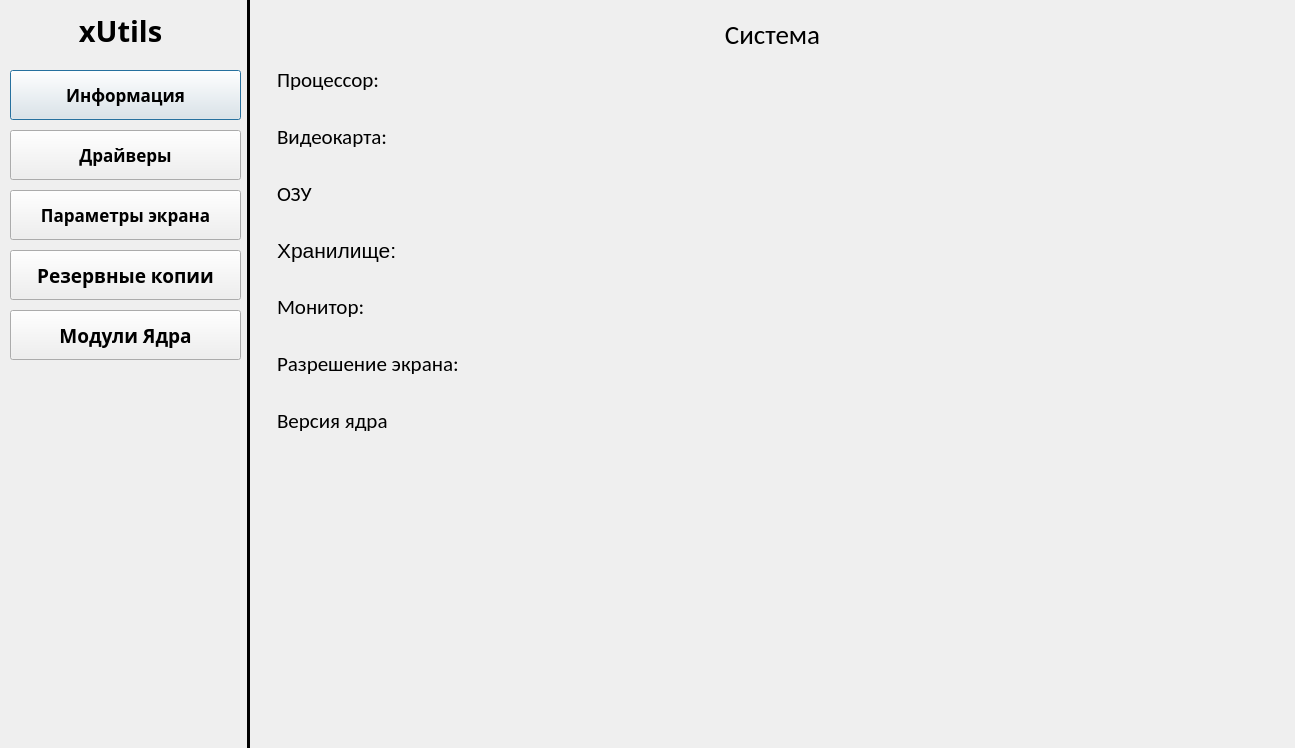
This is ui/mainwindow.ui in Ilase/xUtiles as Qt 5 draws it before an edit. The edited form follows.
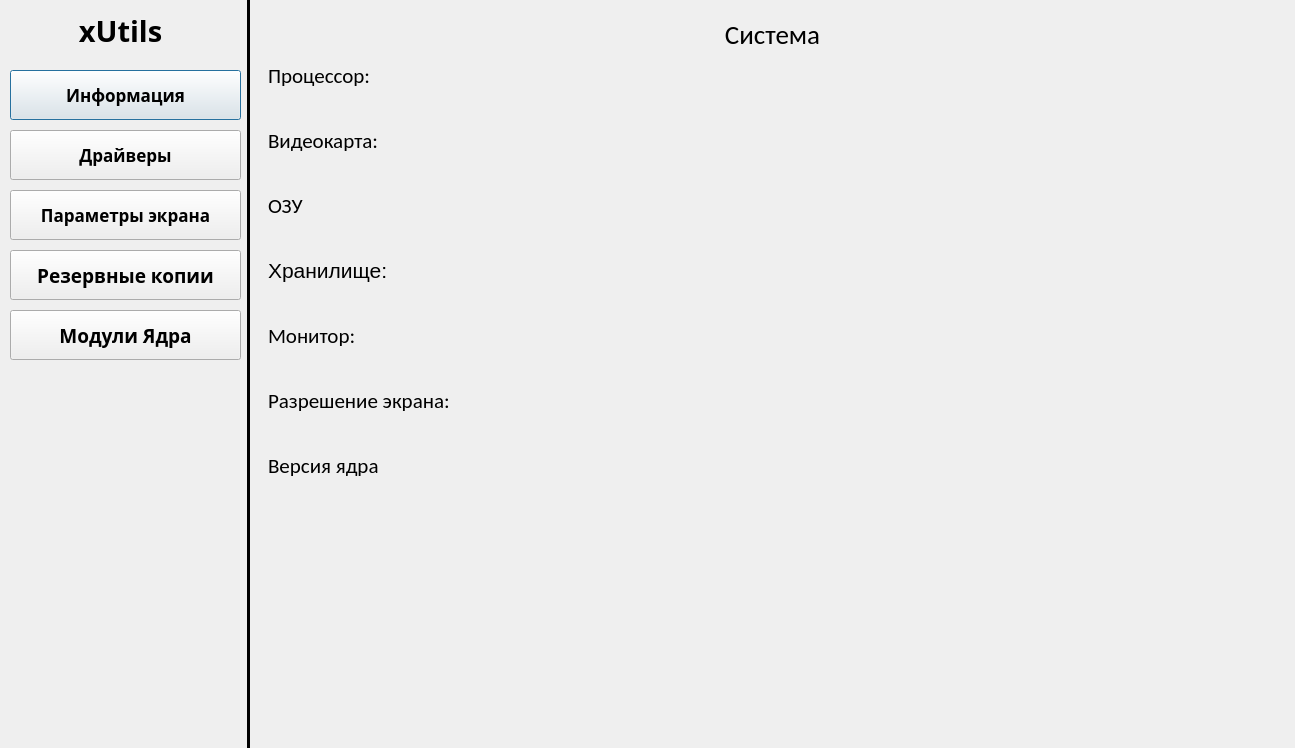
This is the edited form. The open tabs and pages were chosen to show the change.

What changed in the file:
```diff
--- a/ui/mainwindow.ui
+++ b/ui/mainwindow.ui
@@ -387,13 +387,34 @@
                    <enum>QFrame::Raised</enum>
                   </property>
                   <layout class="QVBoxLayout" name="verticalLayout_2">
+                   <property name="spacing">
+                    <number>0</number>
+                   </property>
+                   <property name="leftMargin">
+                    <number>0</number>
+                   </property>
+                   <property name="topMargin">
+                    <number>0</number>
+                   </property>
+                   <property name="rightMargin">
+                    <number>0</number>
+                   </property>
+                   <property name="bottomMargin">
+                    <number>0</number>
+                   </property>
                    <item>
                     <layout class="QVBoxLayout" name="verticalLayout">
                      <property name="spacing">
-                      <number>31</number>
+                      <number>30</number>
                      </property>
                      <item>
                       <widget class="QLabel" name="label_15">
+                       <property name="minimumSize">
+                        <size>
+                         <width>0</width>
+                         <height>35</height>
+                        </size>
+                       </property>
                        <property name="font">
                         <font>
                          <pointsize>16</pointsize>
@@ -415,6 +436,12 @@
                      </item>
                      <item>
                       <widget class="QLabel" name="label_17">
+                       <property name="minimumSize">
+                        <size>
+                         <width>0</width>
+                         <height>35</height>
+                        </size>
+                       </property>
                        <property name="font">
                         <font>
                          <pointsize>16</pointsize>
@@ -436,6 +463,12 @@
                      </item>
                      <item>
                       <widget class="QLabel" name="label_18">
+                       <property name="minimumSize">
+                        <size>
+                         <width>0</width>
+                         <height>35</height>
+                        </size>
+                       </property>
                        <property name="font">
                         <font>
                          <pointsize>16</pointsize>
@@ -457,6 +490,12 @@
                      </item>
                      <item>
                       <widget class="QLabel" name="label_19">
+                       <property name="minimumSize">
+                        <size>
+                         <width>0</width>
+                         <height>35</height>
+                        </size>
+                       </property>
                        <property name="font">
                         <font>
                          <pointsize>16</pointsize>
@@ -481,6 +520,12 @@
                      </item>
                      <item>
                       <widget class="QLabel" name="label_14">
+                       <property name="minimumSize">
+                        <size>
+                         <width>0</width>
+                         <height>35</height>
+                        </size>
+                       </property>
                        <property name="font">
                         <font>
                          <pointsize>16</pointsize>
@@ -502,6 +547,12 @@
                      </item>
                      <item>
                       <widget class="QLabel" name="label_16">
+                       <property name="minimumSize">
+                        <size>
+                         <width>0</width>
+                         <height>35</height>
+                        </size>
+                       </property>
                        <property name="font">
                         <font>
                          <pointsize>16</pointsize>
@@ -523,6 +574,12 @@
                      </item>
                      <item>
                       <widget class="QLabel" name="label_20">
+                       <property name="minimumSize">
+                        <size>
+                         <width>0</width>
+                         <height>35</height>
+                        </size>
+                       </property>
                        <property name="font">
                         <font>
                          <pointsize>16</pointsize>
@@ -575,10 +632,22 @@
                    <item>
                     <layout class="QVBoxLayout" name="infoLayout">
                      <property name="spacing">
-                      <number>37</number>
+                      <number>30</number>
+                     </property>
+                     <property name="topMargin">
+                      <number>0</number>
+                     </property>
+                     <property name="bottomMargin">
+                      <number>0</number>
                      </property>
                      <item>
                       <widget class="QLabel" name="infoProccesor">
+                       <property name="minimumSize">
+                        <size>
+                         <width>0</width>
+                         <height>35</height>
+                        </size>
+                       </property>
                        <property name="font">
                         <font>
                          <pointsize>12</pointsize>
@@ -594,6 +663,33 @@
                      </item>
                      <item>
                       <widget class="QLabel" name="infoGpu">
+                       <property name="minimumSize">
+                        <size>
+                         <width>0</width>
+                         <height>35</height>
+                        </size>
+                       </property>
+                       <property name="font">
+                        <font>
+                         <pointsize>12</pointsize>
+                        </font>
+                       </property>
+                       <property name="text">
+                        <string/>
+                       </property>
+                       <property name="alignment">
+                        <set>Qt::AlignRight|Qt::AlignTrailing|Qt::AlignVCenter</set>
+                       </property>
+                      </widget>
+                     </item>
+                     <item>
+                      <widget class="QLabel" name="infoMemory">
+                       <property name="minimumSize">
+                        <size>
+                         <width>0</width>
+                         <height>35</height>
+                        </size>
+                       </property>
                        <property name="font">
                         <font>
                          <pointsize>12</pointsize>
@@ -609,6 +705,12 @@
                      </item>
                      <item>
                       <widget class="QLabel" name="infoStorage">
+                       <property name="minimumSize">
+                        <size>
+                         <width>0</width>
+                         <height>35</height>
+                        </size>
+                       </property>
                        <property name="font">
                         <font>
                          <pointsize>12</pointsize>
@@ -624,6 +726,12 @@
                      </item>
                      <item>
                       <widget class="QLabel" name="infoScreen">
+                       <property name="minimumSize">
+                        <size>
+                         <width>0</width>
+                         <height>35</height>
+                        </size>
+                       </property>
                        <property name="font">
                         <font>
                          <pointsize>12</pointsize>
@@ -639,21 +747,12 @@
                      </item>
                      <item>
                       <widget class="QLabel" name="infoResolution">
-                       <property name="font">
-                        <font>
-                         <pointsize>12</pointsize>
-                        </font>
+                       <property name="minimumSize">
+                        <size>
+                         <width>0</width>
+                         <height>35</height>
+                        </size>
                        </property>
-                       <property name="text">
-                        <string/>
-                       </property>
-                       <property name="alignment">
-                        <set>Qt::AlignRight|Qt::AlignTrailing|Qt::AlignVCenter</set>
-                       </property>
-                      </widget>
-                     </item>
-                     <item>
-                      <widget class="QLabel" name="infoMemory">
                        <property name="font">
                         <font>
                          <pointsize>12</pointsize>
@@ -669,6 +768,12 @@
                      </item>
                      <item>
                       <widget class="QLabel" name="infoCore">
+                       <property name="minimumSize">
+                        <size>
+                         <width>0</width>
+                         <height>35</height>
+                        </size>
+                       </property>
                        <property name="font">
                         <font>
                          <pointsize>12</pointsize>
```
Left out of the diff: 16 changed lines with no effect on the pictures.
